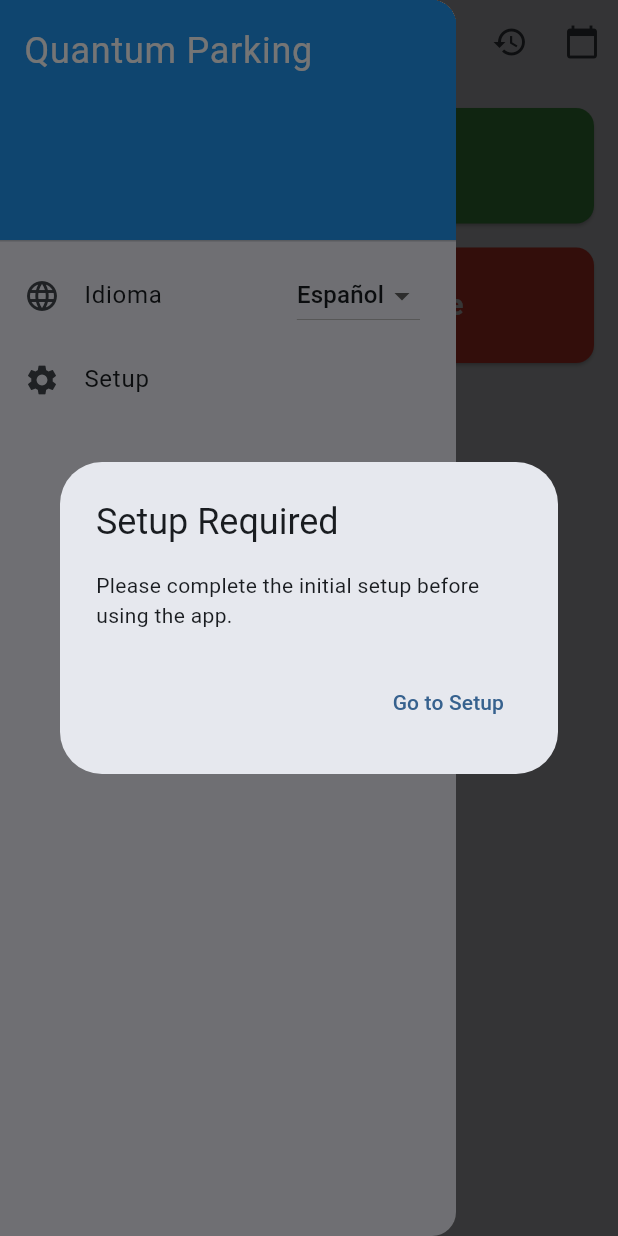
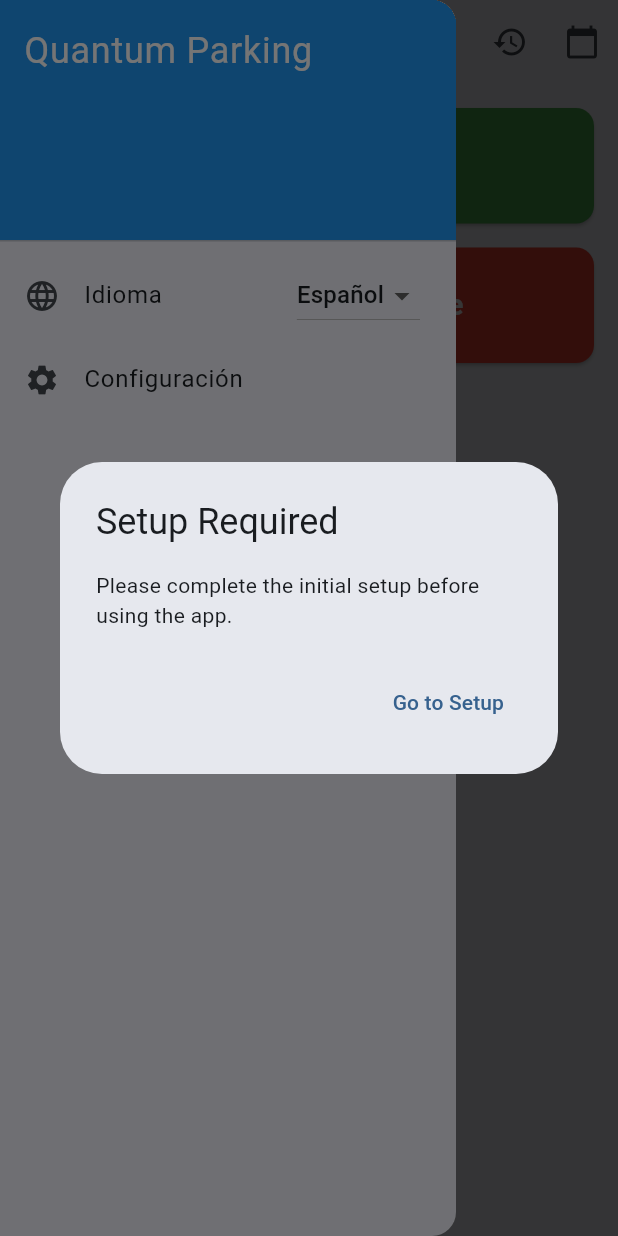
Before and after one commit to crisari666/parking_app, a Flutter app: the MainPage screen opened by its route, with the side drawer open, on a phone screen of 412 x 824 dp. Run offline on Flutter 3.47's test engine with Material 3 defaults, Android fonts, the phone set to English and light mode, and no system bars; our stand-ins replace auto_route, equatable, flutter_bloc, gap, get_it, hive and 2 more; accounts and stored records are empty; generated files the repository leaves out were written again.

Commit message:
Update AppDrawer to utilize localization for title and setup text
- Integrated localization support in AppDrawer by replacing hardcoded strings with localized versions.
- Updated DrawerHeader to display the app title from localization context.
- Modified ListTile title for setup to use localized string for better internationalization.

```diff
--- a/lib/features/main/presentation/widgets/app_drawer.dart
+++ b/lib/features/main/presentation/widgets/app_drawer.dart
@@ -2,23 +2,25 @@ import 'package:flutter/material.dart';
 import 'package:quantum_parking_flutter/routes/app_router.dart';
 import 'package:auto_route/auto_route.dart';
 import 'package:quantum_parking_flutter/features/main/presentation/widgets/app_drawer/language_selector.dart';
+import 'package:quantum_parking_flutter/l10n/app_localizations_context.dart';
 
 class AppDrawer extends StatelessWidget {
   const AppDrawer({super.key});
 
   @override
   Widget build(BuildContext context) {
+    final l10n = context.loc;
     return Drawer(
       child: ListView(
         padding: EdgeInsets.zero,
         children: [
-          const DrawerHeader(
-            decoration: BoxDecoration(
+          DrawerHeader(
+            decoration: const BoxDecoration(
               color: Colors.blue,
             ),
             child: Text(
-              'Quantum Parking',
-              style: TextStyle(
+              l10n.appTitle,
+              style: const TextStyle(
                 color: Colors.white,
                 fontSize: 24,
               ),
@@ -27,7 +29,7 @@ class AppDrawer extends StatelessWidget {
           const LanguageSelector(),
           ListTile(
             leading: const Icon(Icons.settings),
-            title: const Text('Setup'),
+            title: Text(l10n.setup),
             onTap: () {
               AutoRouter.of(context).push(const SetupRoute());
               Navigator.pop(context); // Close the drawer
```
